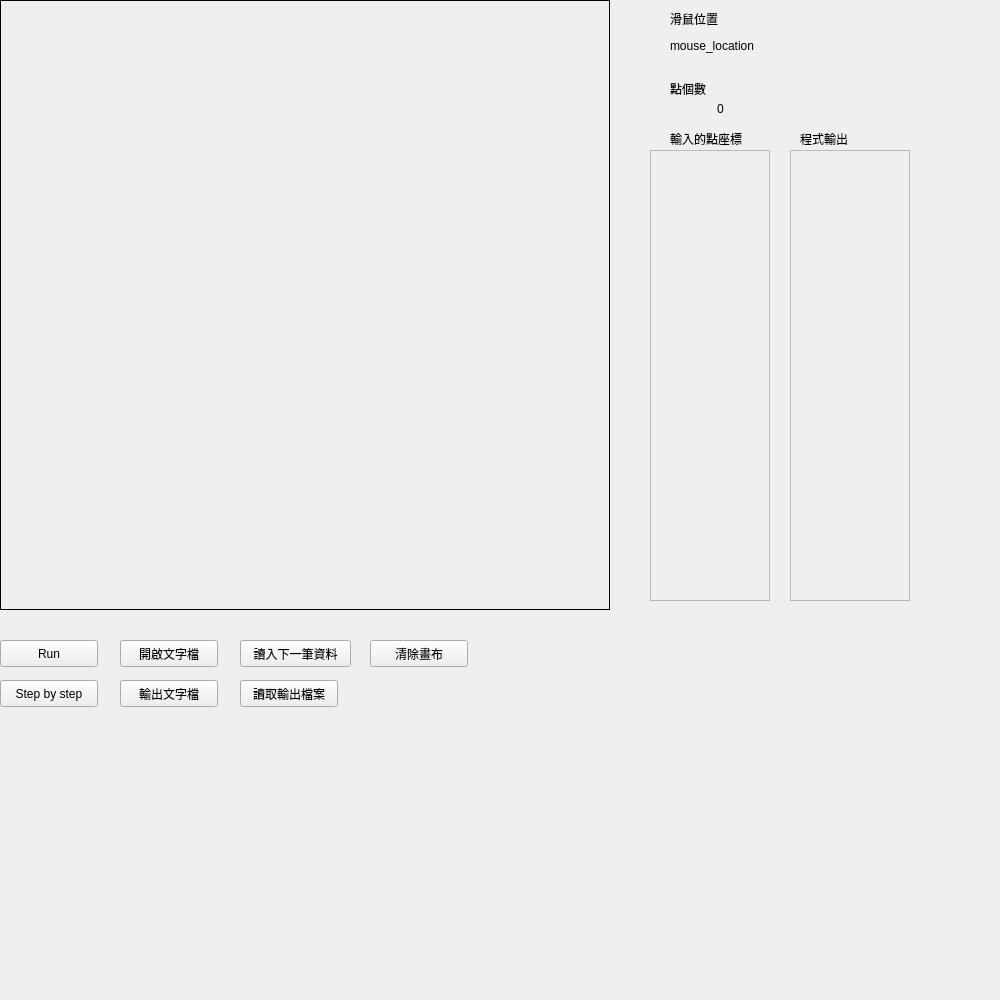
twmht/pyVoronoi, file layout.ui: the form before one commit.
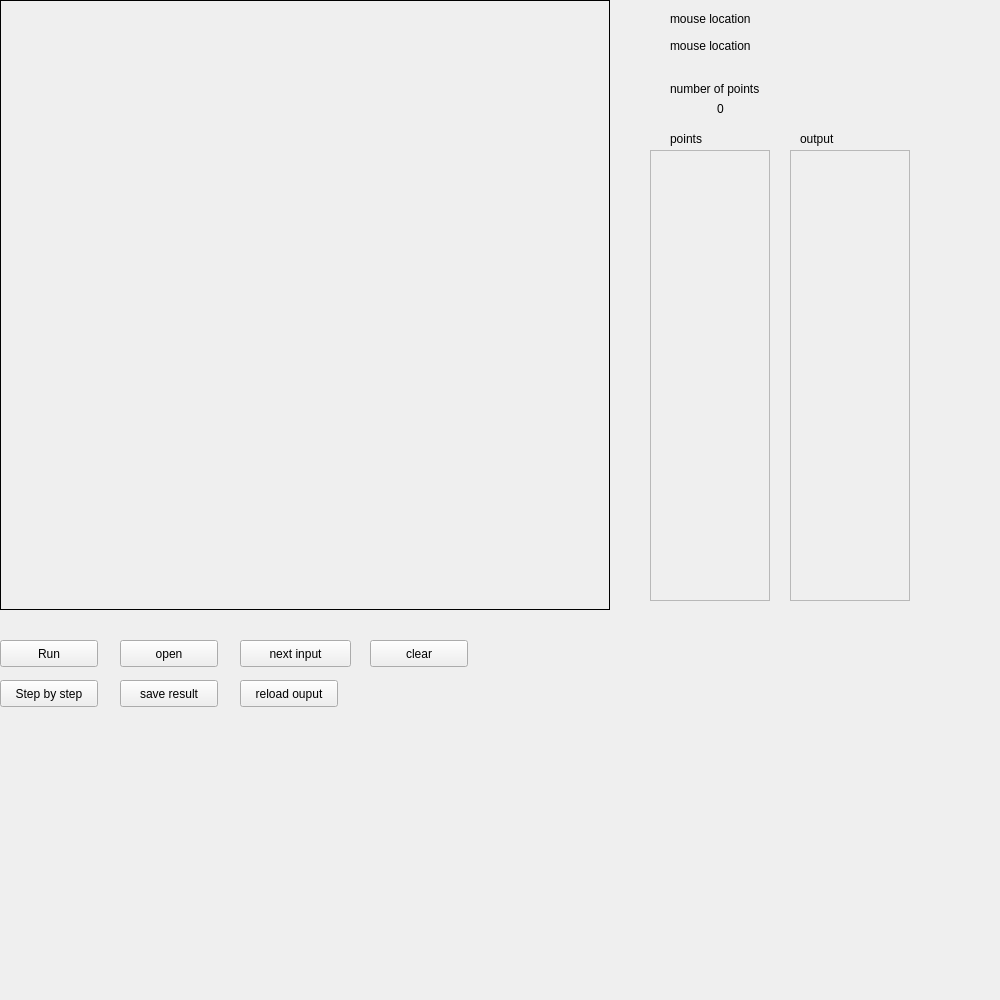
The form after the commit.

Commit message: convert to en

```diff
--- a/layout.ui
+++ b/layout.ui
@@ -42,7 +42,7 @@
     </rect>
    </property>
    <property name="text">
-    <string>開啟文字檔</string>
+    <string>open</string>
    </property>
   </widget>
   <widget class="QPushButton" name="output_button">
@@ -55,7 +55,7 @@
     </rect>
    </property>
    <property name="text">
-    <string>輸出文字檔</string>
+    <string>save result</string>
    </property>
   </widget>
   <widget class="QPushButton" name="clear_button">
@@ -68,7 +68,7 @@
     </rect>
    </property>
    <property name="text">
-    <string>清除畫布</string>
+    <string>clear</string>
    </property>
   </widget>
   <widget class="QPushButton" name="Run_button">
@@ -89,12 +89,12 @@
     <rect>
      <x>670</x>
      <y>30</y>
-     <width>141</width>
+     <width>180</width>
      <height>31</height>
     </rect>
    </property>
    <property name="text">
-    <string>mouse_location</string>
+    <string>mouse location</string>
    </property>
   </widget>
   <widget class="QStackedWidget" name="canvas">
@@ -143,12 +143,12 @@
     <rect>
      <x>670</x>
      <y>10</y>
-     <width>66</width>
+     <width>101</width>
      <height>17</height>
     </rect>
    </property>
    <property name="text">
-    <string>滑鼠位置</string>
+    <string>mouse location</string>
    </property>
   </widget>
   <widget class="QLabel" name="label_2">
@@ -156,12 +156,12 @@
     <rect>
      <x>670</x>
      <y>80</y>
-     <width>66</width>
+     <width>150</width>
      <height>17</height>
     </rect>
    </property>
    <property name="text">
-    <string>點個數</string>
+    <string>number of points</string>
    </property>
   </widget>
   <widget class="QLabel" name="point_num">
@@ -193,7 +193,7 @@
     <bool>false</bool>
    </property>
    <property name="text">
-    <string>讀入下一筆資料</string>
+    <string>next input</string>
    </property>
   </widget>
   <widget class="QPushButton" name="reload_output">
@@ -206,7 +206,7 @@
     </rect>
    </property>
    <property name="text">
-    <string>讀取輸出檔案</string>
+    <string>reload ouput</string>
    </property>
   </widget>
   <widget class="QLabel" name="label_3">
@@ -219,7 +219,7 @@
     </rect>
    </property>
    <property name="text">
-    <string>輸入的點座標</string>
+    <string>points</string>
    </property>
   </widget>
   <widget class="QScrollArea" name="output_area">
@@ -255,7 +255,7 @@
     </rect>
    </property>
    <property name="text">
-    <string>程式輸出</string>
+    <string>output</string>
    </property>
   </widget>
  </widget>
```
